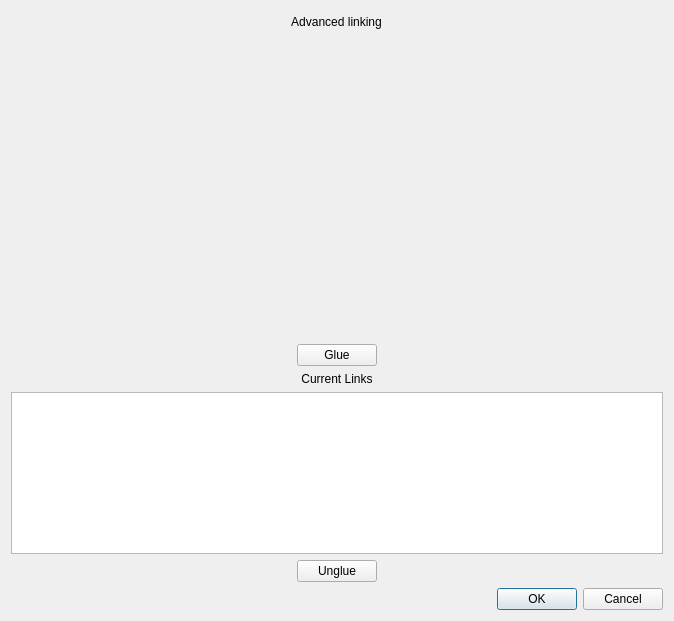
First picture: the form in glue/dialogs/link_editor/qt/link_editor.ui, repository glue-viz/glue, before the edit.
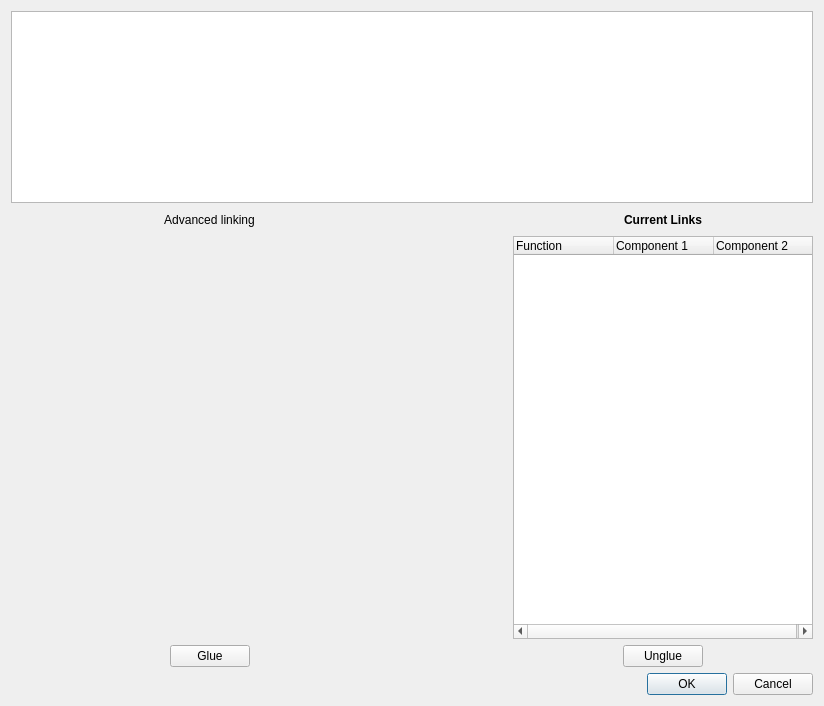
Second picture: the form after the edit. Custom widgets are drawn as their Qt base class.

Commit message: First pass at implementing data/link graph into link editor

What changed in the file:
```diff
--- a/glue/dialogs/link_editor/qt/link_editor.ui
+++ b/glue/dialogs/link_editor/qt/link_editor.ui
@@ -6,8 +6,8 @@
    <rect>
     <x>0</x>
     <y>0</y>
-    <width>674</width>
-    <height>621</height>
+    <width>824</width>
+    <height>706</height>
    </rect>
   </property>
   <property name="windowTitle">
@@ -16,37 +16,39 @@
   <property name="sizeGripEnabled">
    <bool>false</bool>
   </property>
-  <layout class="QHBoxLayout" name="horizontalLayout_6">
+  <layout class="QVBoxLayout" name="verticalLayout">
    <item>
-    <layout class="QVBoxLayout" name="verticalLayout_3">
-     <item>
-      <layout class="QHBoxLayout" name="horizontalLayout_4" stretch="1">
-       <item>
-        <layout class="QVBoxLayout" name="verticalLayout_2">
-         <item>
-          <layout class="QHBoxLayout" name="horizontalLayout_3">
-           <item>
-            <widget class="ComponentSelector" name="left_components" native="true">
+    <widget class="DataGraphWidget" name="graph_widget">
              <property name="sizePolicy">
               <sizepolicy hsizetype="Preferred" vsizetype="Preferred">
-               <horstretch>1</horstretch>
+       <horstretch>0</horstretch>
                <verstretch>0</verstretch>
               </sizepolicy>
              </property>
-             <property name="minimumSize">
+     <property name="verticalScrollBarPolicy">
+      <enum>Qt::ScrollBarAlwaysOff</enum>
+     </property>
+     <property name="horizontalScrollBarPolicy">
+      <enum>Qt::ScrollBarAlwaysOff</enum>
+     </property>
+    </widget>
+   </item>
+   <item>
+    <layout class="QGridLayout" name="gridLayout">
+     <item row="1" column="4">
+      <spacer name="horizontalSpacer_6">
+       <property name="orientation">
+        <enum>Qt::Horizontal</enum>
+       </property>
+       <property name="sizeHint" stdset="0">
               <size>
-               <width>250</width>
-               <height>0</height>
-              </size>
-             </property>
-            </widget>
-           </item>
-           <item>
-            <layout class="QVBoxLayout" name="verticalLayout_4">
-             <property name="leftMargin">
-              <number>0</number>
-             </property>
-             <item>
+         <width>40</width>
+         <height>20</height>
+        </size>
+       </property>
+      </spacer>
+     </item>
+     <item row="0" column="2">
               <layout class="QHBoxLayout" name="horizontalLayout_8">
                <property name="topMargin">
                 <number>0</number>
@@ -92,29 +94,7 @@
                </item>
               </layout>
              </item>
-             <item>
-              <widget class="LinkEquation" name="signature_editor" native="true">
-               <property name="enabled">
-                <bool>true</bool>
-               </property>
-               <property name="sizePolicy">
-                <sizepolicy hsizetype="Preferred" vsizetype="Preferred">
-                 <horstretch>100</horstretch>
-                 <verstretch>100</verstretch>
-                </sizepolicy>
-               </property>
-               <property name="minimumSize">
-                <size>
-                 <width>0</width>
-                 <height>300</height>
-                </size>
-               </property>
-               <property name="acceptDrops">
-                <bool>true</bool>
-               </property>
-              </widget>
-             </item>
-             <item>
+     <item row="2" column="2">
               <layout class="QHBoxLayout" name="horizontalLayout_7">
                <property name="topMargin">
                 <number>0</number>
@@ -154,50 +134,21 @@
                </item>
               </layout>
              </item>
-            </layout>
-           </item>
+     <item row="2" column="6">
+      <layout class="QHBoxLayout" name="horizontalLayout_9">
            <item>
-            <widget class="ComponentSelector" name="right_components" native="true">
-             <property name="sizePolicy">
-              <sizepolicy hsizetype="Preferred" vsizetype="Preferred">
-               <horstretch>1</horstretch>
-               <verstretch>0</verstretch>
-              </sizepolicy>
-             </property>
-             <property name="minimumSize">
+        <spacer name="horizontalSpacer_8">
+         <property name="orientation">
+          <enum>Qt::Horizontal</enum>
+         </property>
+         <property name="sizeHint" stdset="0">
               <size>
-               <width>250</width>
-               <height>0</height>
-              </size>
-             </property>
-            </widget>
-           </item>
-          </layout>
-         </item>
-        </layout>
-       </item>
-      </layout>
-     </item>
-     <item>
-      <layout class="QHBoxLayout" name="horizontalLayout_5"/>
-     </item>
-     <item>
-      <layout class="QVBoxLayout" name="verticalLayout">
-       <item>
-        <widget class="QLabel" name="label">
-         <property name="text">
-          <string>Current Links</string>
-         </property>
-         <property name="alignment">
-          <set>Qt::AlignCenter</set>
-         </property>
-        </widget>
-       </item>
-       <item>
-        <widget class="GlueMimeListWidget" name="current_links"/>
-       </item>
-       <item>
-        <layout class="QHBoxLayout" name="horizontalLayout_2">
+           <width>40</width>
+           <height>20</height>
+          </size>
+         </property>
+        </spacer>
+       </item>
          <item>
           <widget class="QPushButton" name="remove_link">
            <property name="sizePolicy">
@@ -211,6 +162,111 @@
            </property>
           </widget>
          </item>
+       <item>
+        <spacer name="horizontalSpacer_7">
+         <property name="orientation">
+          <enum>Qt::Horizontal</enum>
+         </property>
+         <property name="sizeHint" stdset="0">
+          <size>
+           <width>40</width>
+           <height>20</height>
+          </size>
+         </property>
+        </spacer>
+       </item>
+      </layout>
+     </item>
+     <item row="0" column="6">
+      <widget class="QLabel" name="label_4">
+       <property name="font">
+        <font>
+         <weight>75</weight>
+         <bold>true</bold>
+        </font>
+       </property>
+       <property name="text">
+        <string>Current Links</string>
+       </property>
+       <property name="alignment">
+        <set>Qt::AlignCenter</set>
+       </property>
+      </widget>
+     </item>
+     <item row="1" column="2">
+      <layout class="QVBoxLayout" name="verticalLayout_4">
+       <property name="leftMargin">
+        <number>0</number>
+       </property>
+       <item>
+        <widget class="LinkEquation" name="signature_editor" native="true">
+         <property name="enabled">
+          <bool>true</bool>
+         </property>
+         <property name="sizePolicy">
+          <sizepolicy hsizetype="Preferred" vsizetype="Preferred">
+           <horstretch>100</horstretch>
+           <verstretch>100</verstretch>
+          </sizepolicy>
+         </property>
+         <property name="minimumSize">
+          <size>
+           <width>0</width>
+           <height>250</height>
+          </size>
+         </property>
+         <property name="acceptDrops">
+          <bool>true</bool>
+         </property>
+        </widget>
+       </item>
+      </layout>
+     </item>
+     <item row="1" column="6">
+      <widget class="QTreeWidget" name="current_links">
+       <property name="minimumSize">
+        <size>
+         <width>300</width>
+         <height>0</height>
+        </size>
+       </property>
+       <column>
+        <property name="text">
+         <string>Function</string>
+        </property>
+       </column>
+       <column>
+        <property name="text">
+         <string>Component 1</string>
+        </property>
+       </column>
+       <column>
+        <property name="text">
+         <string>Component 2</string>
+        </property>
+       </column>
+      </widget>
+     </item>
+     <item row="0" column="3" rowspan="2">
+      <widget class="ComponentSelector" name="right_components" native="true">
+       <property name="minimumSize">
+        <size>
+         <width>100</width>
+         <height>0</height>
+        </size>
+       </property>
+      </widget>
+     </item>
+     <item row="0" column="0" rowspan="2">
+      <widget class="ComponentSelector" name="left_components" native="true">
+       <property name="minimumSize">
+        <size>
+         <width>100</width>
+         <height>0</height>
+        </size>
+       </property>
+      </widget>
+     </item>
         </layout>
        </item>
        <item>
@@ -244,18 +300,8 @@
         </layout>
        </item>
       </layout>
-     </item>
-    </layout>
-   </item>
-  </layout>
  </widget>
  <customwidgets>
-  <customwidget>
-   <class>ComponentSelector</class>
-   <extends>QWidget</extends>
-   <header>glue.dialogs.common.qt.component_selector</header>
-   <container>1</container>
-  </customwidget>
   <customwidget>
    <class>LinkEquation</class>
    <extends>QWidget</extends>
@@ -263,9 +309,16 @@
    <container>1</container>
   </customwidget>
   <customwidget>
-   <class>GlueMimeListWidget</class>
-   <extends>QListWidget</extends>
-   <header>glue.core.qt.mime</header>
+   <class>DataGraphWidget</class>
+   <extends>QGraphicsView</extends>
+   <header>glue.dialogs.link_editor.qt.data_graph</header>
+   <container>1</container>
+  </customwidget>
+  <customwidget>
+   <class>ComponentSelector</class>
+   <extends>QWidget</extends>
+   <header>glue.dialogs.common.qt.component_selector</header>
+   <container>1</container>
   </customwidget>
  </customwidgets>
  <resources/>
```
Lines whose indentation alone changed are shown as unchanged. The commit also changes 3 other files.
